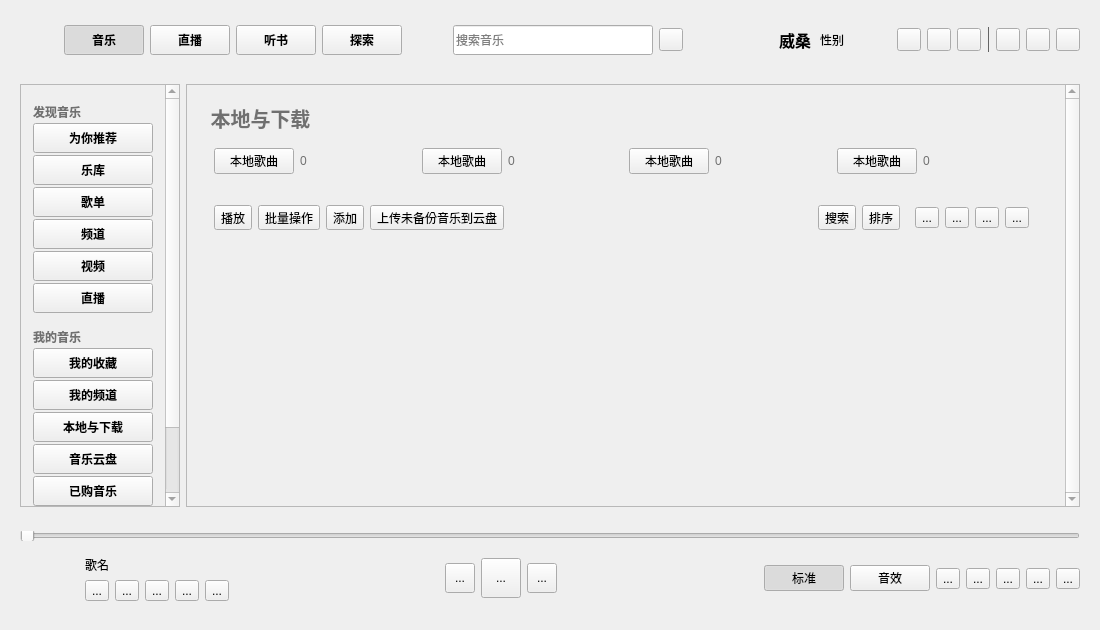
Qt form KuGouApp.ui (a-mo-xi-wei/KuGouApp) before a commit.
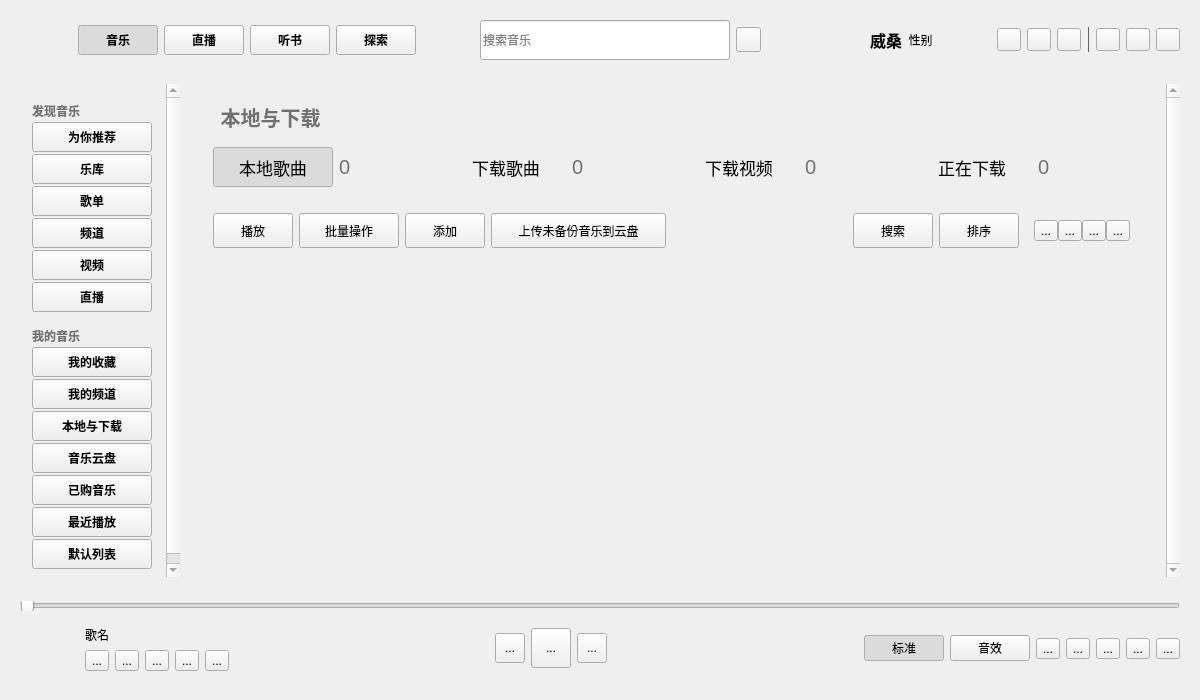
The same form after that commit. The open tabs and pages were chosen to show the change. Custom widgets are drawn as their Qt base class.

Commit message: 修改部分样式，添加图标

Patch:
```diff
--- a/KuGouApp.ui
+++ b/KuGouApp.ui
@@ -6,14 +6,14 @@
    <rect>
     <x>0</x>
     <y>0</y>
-    <width>1100</width>
-    <height>630</height>
+    <width>1200</width>
+    <height>700</height>
    </rect>
   </property>
   <property name="minimumSize">
    <size>
-    <width>1100</width>
-    <height>630</height>
+    <width>1200</width>
+    <height>700</height>
    </size>
   </property>
   <property name="windowTitle">
@@ -158,8 +158,8 @@
        <widget class="QLineEdit" name="search_lineEdit">
         <property name="minimumSize">
          <size>
-          <width>200</width>
-          <height>30</height>
+          <width>250</width>
+          <height>40</height>
          </size>
         </property>
         <property name="placeholderText">
@@ -171,8 +171,8 @@
        <widget class="QToolButton" name="listen_toolButton">
         <property name="minimumSize">
          <size>
-          <width>20</width>
-          <height>20</height>
+          <width>25</width>
+          <height>25</height>
          </size>
         </property>
         <property name="toolTip">
@@ -247,14 +247,14 @@
         </property>
         <property name="minimumSize">
          <size>
-          <width>30</width>
-          <height>30</height>
+          <width>25</width>
+          <height>25</height>
          </size>
         </property>
         <property name="maximumSize">
          <size>
-          <width>30</width>
-          <height>30</height>
+          <width>25</width>
+          <height>25</height>
          </size>
         </property>
         <property name="text">
@@ -437,6 +437,9 @@
           <height>0</height>
          </size>
         </property>
+        <property name="frameShape">
+         <enum>QFrame::NoFrame</enum>
+        </property>
         <property name="verticalScrollBarPolicy">
          <enum>Qt::ScrollBarAlwaysOn</enum>
         </property>
@@ -453,7 +456,7 @@
          <property name="geometry">
           <rect>
            <x>0</x>
-           <y>0</y>
+           <y>-5</y>
            <width>144</width>
            <height>499</height>
           </rect>
@@ -506,6 +509,12 @@
                <property name="text">
                 <string>为你推荐</string>
                </property>
+               <property name="iconSize">
+                <size>
+                 <width>20</width>
+                 <height>20</height>
+                </size>
+               </property>
                <property name="checkable">
                 <bool>false</bool>
                </property>
@@ -515,6 +524,9 @@
                <property name="autoExclusive">
                 <bool>false</bool>
                </property>
+               <property name="toolButtonStyle">
+                <enum>Qt::ToolButtonTextBesideIcon</enum>
+               </property>
               </widget>
              </item>
              <item>
@@ -528,12 +540,21 @@
                <property name="text">
                 <string>乐库</string>
                </property>
+               <property name="iconSize">
+                <size>
+                 <width>20</width>
+                 <height>20</height>
+                </size>
+               </property>
                <property name="checkable">
                 <bool>false</bool>
                </property>
                <property name="autoExclusive">
                 <bool>false</bool>
                </property>
+               <property name="toolButtonStyle">
+                <enum>Qt::ToolButtonTextBesideIcon</enum>
+               </property>
               </widget>
              </item>
              <item>
@@ -547,12 +568,21 @@
                <property name="text">
                 <string>歌单</string>
                </property>
+               <property name="iconSize">
+                <size>
+                 <width>20</width>
+                 <height>20</height>
+                </size>
+               </property>
                <property name="checkable">
                 <bool>false</bool>
                </property>
                <property name="autoExclusive">
                 <bool>false</bool>
                </property>
+               <property name="toolButtonStyle">
+                <enum>Qt::ToolButtonTextBesideIcon</enum>
+               </property>
               </widget>
              </item>
              <item>
@@ -566,12 +596,21 @@
                <property name="text">
                 <string>频道</string>
                </property>
+               <property name="iconSize">
+                <size>
+                 <width>20</width>
+                 <height>20</height>
+                </size>
+               </property>
                <property name="checkable">
                 <bool>false</bool>
                </property>
                <property name="autoExclusive">
                 <bool>false</bool>
                </property>
+               <property name="toolButtonStyle">
+                <enum>Qt::ToolButtonTextBesideIcon</enum>
+               </property>
               </widget>
              </item>
              <item>
@@ -585,12 +624,21 @@
                <property name="text">
                 <string>视频</string>
                </property>
+               <property name="iconSize">
+                <size>
+                 <width>20</width>
+                 <height>20</height>
+                </size>
+               </property>
                <property name="checkable">
                 <bool>false</bool>
                </property>
                <property name="autoExclusive">
                 <bool>false</bool>
                </property>
+               <property name="toolButtonStyle">
+                <enum>Qt::ToolButtonTextBesideIcon</enum>
+               </property>
               </widget>
              </item>
              <item>
@@ -604,12 +652,21 @@
                <property name="text">
                 <string>直播</string>
                </property>
+               <property name="iconSize">
+                <size>
+                 <width>20</width>
+                 <height>20</height>
+                </size>
+               </property>
                <property name="checkable">
                 <bool>false</bool>
                </property>
                <property name="autoExclusive">
                 <bool>false</bool>
                </property>
+               <property name="toolButtonStyle">
+                <enum>Qt::ToolButtonTextBesideIcon</enum>
+               </property>
               </widget>
              </item>
             </layout>
@@ -665,12 +722,21 @@
                <property name="text">
                 <string>我的收藏</string>
                </property>
+               <property name="iconSize">
+                <size>
+                 <width>20</width>
+                 <height>20</height>
+                </size>
+               </property>
                <property name="checkable">
                 <bool>false</bool>
                </property>
                <property name="autoExclusive">
                 <bool>false</bool>
                </property>
+               <property name="toolButtonStyle">
+                <enum>Qt::ToolButtonTextBesideIcon</enum>
+               </property>
               </widget>
              </item>
              <item>
@@ -684,12 +750,21 @@
                <property name="text">
                 <string>我的频道</string>
                </property>
+               <property name="iconSize">
+                <size>
+                 <width>20</width>
+                 <height>20</height>
+                </size>
+               </property>
                <property name="checkable">
                 <bool>false</bool>
                </property>
                <property name="autoExclusive">
                 <bool>false</bool>
                </property>
+               <property name="toolButtonStyle">
+                <enum>Qt::ToolButtonTextBesideIcon</enum>
+               </property>
               </widget>
              </item>
              <item>
@@ -703,12 +778,21 @@
                <property name="text">
                 <string>本地与下载</string>
                </property>
+               <property name="iconSize">
+                <size>
+                 <width>20</width>
+                 <height>20</height>
+                </size>
+               </property>
                <property name="checkable">
                 <bool>false</bool>
                </property>
                <property name="autoExclusive">
                 <bool>false</bool>
                </property>
+               <property name="toolButtonStyle">
+                <enum>Qt::ToolButtonTextBesideIcon</enum>
+               </property>
               </widget>
              </item>
              <item>
@@ -722,12 +806,21 @@
                <property name="text">
                 <string>音乐云盘</string>
                </property>
+               <property name="iconSize">
+                <size>
+                 <width>20</width>
+                 <height>20</height>
+                </size>
+               </property>
                <property name="checkable">
                 <bool>false</bool>
                </property>
                <property name="autoExclusive">
                 <bool>false</bool>
                </property>
+               <property name="toolButtonStyle">
+                <enum>Qt::ToolButtonTextBesideIcon</enum>
+               </property>
               </widget>
              </item>
              <item>
@@ -741,12 +834,21 @@
                <property name="text">
                 <string>已购音乐</string>
                </property>
+               <property name="iconSize">
+                <size>
+                 <width>20</width>
+                 <height>20</height>
+                </size>
+               </property>
                <property name="checkable">
                 <bool>false</bool>
                </property>
                <property name="autoExclusive">
                 <bool>false</bool>
                </property>
+               <property name="toolButtonStyle">
+                <enum>Qt::ToolButtonTextBesideIcon</enum>
+               </property>
               </widget>
              </item>
              <item>
@@ -760,6 +862,15 @@
                <property name="text">
                 <string>最近播放</string>
                </property>
+               <property name="iconSize">
+                <size>
+                 <width>20</width>
+                 <height>20</height>
+                </size>
+               </property>
+               <property name="toolButtonStyle">
+                <enum>Qt::ToolButtonTextBesideIcon</enum>
+               </property>
               </widget>
              </item>
              <item>
@@ -773,6 +884,15 @@
                <property name="text">
                 <string>默认列表</string>
                </property>
+               <property name="iconSize">
+                <size>
+                 <width>20</width>
+                 <height>20</height>
+                </size>
+               </property>
+               <property name="toolButtonStyle">
+                <enum>Qt::ToolButtonTextBesideIcon</enum>
+               </property>
               </widget>
              </item>
             </layout>
@@ -784,6 +904,9 @@
       </item>
       <item>
        <widget class="QScrollArea" name="context_scrollArea">
+        <property name="frameShape">
+         <enum>QFrame::NoFrame</enum>
+        </property>
         <property name="verticalScrollBarPolicy">
          <enum>Qt::ScrollBarAlwaysOn</enum>
         </property>
@@ -798,8 +921,8 @@
           <rect>
            <x>0</x>
            <y>0</y>
-           <width>876</width>
-           <height>422</height>
+           <width>980</width>
+           <height>494</height>
           </rect>
          </property>
          <layout class="QHBoxLayout" name="horizontalLayout_4">
@@ -1075,7 +1198,7 @@
                  </font>
                 </property>
                 <property name="text">
-                 <string> 本地与下载</string>
+                 <string>   本地与下载</string>
                 </property>
                </widget>
               </item>
@@ -1083,14 +1206,48 @@
                <widget class="QWidget" name="widget" native="true">
                 <layout class="QHBoxLayout" name="horizontalLayout_8">
                  <item>
-                  <widget class="QPushButton" name="pushButton_7">
+                  <widget class="QPushButton" name="local_music_pushButton">
+                   <property name="sizePolicy">
+                    <sizepolicy hsizetype="Preferred" vsizetype="Fixed">
+                     <horstretch>0</horstretch>
+                     <verstretch>0</verstretch>
+                    </sizepolicy>
+                   </property>
+                   <property name="minimumSize">
+                    <size>
+                     <width>120</width>
+                     <height>40</height>
+                    </size>
+                   </property>
+                   <property name="font">
+                    <font>
+                     <pointsize>13</pointsize>
+                    </font>
+                   </property>
                    <property name="text">
                     <string>本地歌曲</string>
                    </property>
+                   <property name="checkable">
+                    <bool>true</bool>
+                   </property>
+                   <property name="checked">
+                    <bool>true</bool>
+                   </property>
+                   <property name="autoExclusive">
+                    <bool>true</bool>
+                   </property>
+                   <property name="flat">
+                    <bool>true</bool>
+                   </property>
                   </widget>
                  </item>
                  <item>
-                  <widget class="QLabel" name="local_number__label">
+                  <widget class="QLabel" name="local_music_number_label">
+                   <property name="font">
+                    <font>
+                     <pointsize>15</pointsize>
+                    </font>
+                   </property>
                    <property name="text">
                     <string>0</string>
                    </property>
@@ -1110,14 +1267,48 @@
                   </spacer>
                  </item>
                  <item>
-                  <widget class="QPushButton" name="pushButton_8">
+                  <widget class="QPushButton" name="downloaded_music_pushButton">
+                   <property name="sizePolicy">
+                    <sizepolicy hsizetype="Preferred" vsizetype="Fixed">
+                     <horstretch>0</horstretch>
+                     <verstretch>0</verstretch>
+                    </sizepolicy>
+                   </property>
+                   <property name="minimumSize">
+                    <size>
+                     <width>120</width>
+                     <height>40</height>
+                    </size>
+                   </property>
+                   <property name="font">
+                    <font>
+                     <pointsize>13</pointsize>
+                    </font>
+                   </property>
                    <property name="text">
-                    <string>本地歌曲</string>
+                    <string>下载歌曲</string>
+                   </property>
+                   <property name="checkable">
+                    <bool>true</bool>
+                   </property>
+                   <property name="checked">
+                    <bool>false</bool>
+                   </property>
+                   <property name="autoExclusive">
+                    <bool>true</bool>
+                   </property>
+                   <property name="flat">
+                    <bool>true</bool>
                    </property>
                   </widget>
                  </item>
                  <item>
-                  <widget class="QLabel" name="label_8">
+                  <widget class="QLabel" name="downloaded_music_number_label">
+                   <property name="font">
+                    <font>
+                     <pointsize>15</pointsize>
+                    </font>
+                   </property>
                    <property name="text">
                     <string>0</string>
                    </property>
@@ -1137,14 +1328,48 @@
                   </spacer>
                  </item>
                  <item>
-                  <widget class="QPushButton" name="pushButton_9">
+                  <widget class="QPushButton" name="downloaded_video_pushButton">
+                   <property name="sizePolicy">
+                    <sizepolicy hsizetype="Preferred" vsizetype="Fixed">
+                     <horstretch>0</horstretch>
+                     <verstretch>0</verstretch>
+                    </sizepolicy>
+                   </property>
+                   <property name="minimumSize">
+                    <size>
+                     <width>120</width>
+                     <height>40</height>
+                    </size>
+                   </property>
+                   <property name="font">
+                    <font>
+                     <pointsize>13</pointsize>
+                    </font>
+                   </property>
                    <property name="text">
-                    <string>本地歌曲</string>
+                    <string>下载视频</string>
+                   </property>
+                   <property name="checkable">
+                    <bool>true</bool>
+                   </property>
+                   <property name="checked">
+                    <bool>false</bool>
+                   </property>
+                   <property name="autoExclusive">
+                    <bool>true</bool>
+                   </property>
+                   <property name="flat">
+                    <bool>true</bool>
                    </property>
                   </widget>
                  </item>
                  <item>
-                  <widget class="QLabel" name="label_9">
+                  <widget class="QLabel" name="downloaded_video_number_label">
+                   <property name="font">
+                    <font>
+                     <pointsize>15</pointsize>
+                    </font>
+                   </property>
                    <property name="text">
                     <string>0</string>
                    </property>
@@ -1164,14 +1389,48 @@
                   </spacer>
                  </item>
                  <item>
-                  <widget class="QPushButton" name="pushButton_10">
+                  <widget class="QPushButton" name="downloading_pushButton">
+                   <property name="sizePolicy">
+                    <sizepolicy hsizetype="Preferred" vsizetype="Fixed">
+                     <horstretch>0</horstretch>
+                     <verstretch>0</verstretch>
+                    </sizepolicy>
+                   </property>
+                   <property name="minimumSize">
+                    <size>
+                     <width>120</width>
+                     <height>40</height>
+                    </size>
+                   </property>
+                   <property name="font">
+                    <font>
+                     <pointsize>13</pointsize>
+                    </font>
+                   </property>
                    <property name="text">
-                    <string>本地歌曲</string>
+                    <string>正在下载</string>
+                   </property>
+                   <property name="checkable">
+                    <bool>true</bool>
+                   </property>
+                   <property name="checked">
+                    <bool>false</bool>
+                   </property>
+                   <property name="autoExclusive">
+                    <bool>true</bool>
+                   </property>
+                   <property name="flat">
+                    <bool>true</bool>
                    </property>
                   </widget>
                  </item>
                  <item>
-                  <widget class="QLabel" name="label_10">
+                  <widget class="QLabel" name="downloading_number_label">
+                   <property name="font">
+                    <font>
+                     <pointsize>15</pointsize>
+                    </font>
+                   </property>
                    <property name="text">
                     <string>0</string>
                    </property>
@@ -1198,30 +1457,78 @@
                 <layout class="QHBoxLayout" name="horizontalLayout_9">
                  <item>
                   <widget class="QToolButton" name="local_play_toolButton">
+                   <property name="minimumSize">
+                    <size>
+                     <width>80</width>
+                     <height>35</height>
+                    </size>
+                   </property>
+                   <property name="toolTip">
+                    <string>播放歌曲</string>
+                   </property>
                    <property name="text">
                     <string>播放</string>
                    </property>
+                   <property name="toolButtonStyle">
+                    <enum>Qt::ToolButtonTextBesideIcon</enum>
+                   </property>
                   </widget>
                  </item>
                  <item>
-                  <widget class="QToolButton" name="toolButton_33">
+                  <widget class="QToolButton" name="batch_operation_toolButton">
+                   <property name="minimumSize">
+                    <size>
+                     <width>100</width>
+                     <height>35</height>
+                    </size>
+                   </property>
+                   <property name="toolTip">
+                    <string>批量添加或删除</string>
+                   </property>
                    <property name="text">
                     <string>批量操作</string>
                    </property>
+                   <property name="toolButtonStyle">
+                    <enum>Qt::ToolButtonTextBesideIcon</enum>
+                   </property>
                   </widget>
                  </item>
                  <item>
                   <widget class="QToolButton" name="local_add_toolButton">
+                   <property name="minimumSize">
+                    <size>
+                     <width>80</width>
+                     <height>35</height>
+                    </size>
+                   </property>
+                   <property name="toolTip">
+                    <string>添加歌曲</string>
+                   </property>
                    <property name="text">
                     <string>添加</string>
                    </property>
+                   <property name="toolButtonStyle">
+                    <enum>Qt::ToolButtonTextBesideIcon</enum>
+                   </property>
                   </widget>
                  </item>
                  <item>
-                  <widget class="QToolButton" name="toolButton_35">
+                  <widget class="QToolButton" name="upload_toolButton">
+                   <property name="minimumSize">
+                    <size>
+                     <width>175</width>
+                     <height>35</height>
+                    </size>
+                   </property>
+                   <property name="toolTip">
+                    <string>上传到云</string>
+                   </property>
                    <property name="text">
                     <string>上传未备份音乐到云盘</string>
                    </property>
+                   <property name="toolButtonStyle">
+                    <enum>Qt::ToolButtonTextBesideIcon</enum>
+                   </property>
                   </widget>
                  </item>
                  <item>
@@ -1238,27 +1545,60 @@
                   </spacer>
                  </item>
                  <item>
-                  <widget class="QToolButton" name="toolButton_48">
+                  <widget class="QToolButton" name="search_toolButton">
+                   <property name="minimumSize">
+                    <size>
+                     <width>80</width>
+                     <height>35</height>
+                    </size>
+                   </property>
+                   <property name="toolTip">
+                    <string>按名字搜索</string>
+                   </property>
                    <property name="text">
                     <string>搜索</string>
                    </property>
+                   <property name="toolButtonStyle">
+                    <enum>Qt::ToolButtonTextBesideIcon</enum>
+                   </property>
                   </widget>
                  </item>
                  <item>
-                  <widget class="QToolButton" name="toolButton_49">
+                  <widget class="QToolButton" name="sort_toolButton">
+                   <property name="minimumSize">
+                    <size>
+                     <width>80</width>
+                     <height>35</height>
+                    </size>
+                   </property>
+                   <property name="toolTip">
+                    <string>按名字顺序</string>
+                   </property>
                    <property name="text">
                     <string>排序</string>
                    </property>
+                   <property name="toolButtonStyle">
+                    <enum>Qt::ToolButtonTextBesideIcon</enum>
+                   </property>
                   </widget>
                  </item>
                  <item>
                   <widget class="QWidget" name="widget_18" native="true">
                    <layout class="QHBoxLayout" name="horizontalLayout_14">
+                    <property name="spacing">
+                     <number>0</number>
+                    </property>
                     <item>
                      <widget class="QToolButton" name="toolButton_50">
                       <property name="text">
                        <string>...</string>
                       </property>
+                      <property name="iconSize">
+                       <size>
+                        <width>30</width>
+                        <height>20</height>
+                       </size>
+                      </property>
                      </widget>
                     </item>
                     <item>
@@ -1266,6 +1606,12 @@
                       <property name="text">
                        <string>...</string>
                       </property>
+                      <property name="iconSize">
+                       <size>
+                        <width>30</width>
+                        <height>20</height>
+                       </size>
+                      </property>
                      </widget>
                     </item>
                     <item>
@@ -1273,6 +1619,12 @@
                       <property name="text">
                        <string>...</string>
                       </property>
+                      <property name="iconSize">
+                       <size>
+                        <width>30</width>
+                        <height>20</height>
+                       </size>
+                      </property>
                      </widget>
                     </item>
                     <item>
@@ -1280,6 +1632,12 @@
                       <property name="text">
                        <string>...</string>
                       </property>
+                      <property name="iconSize">
+                       <size>
+                        <width>30</width>
+                        <height>20</height>
+                       </size>
+                      </property>
                      </widget>
                     </item>
                    </layout>
```
Left out of the diff: 70 changed lines with no effect on the pictures. The commit also changes 2 other files.
